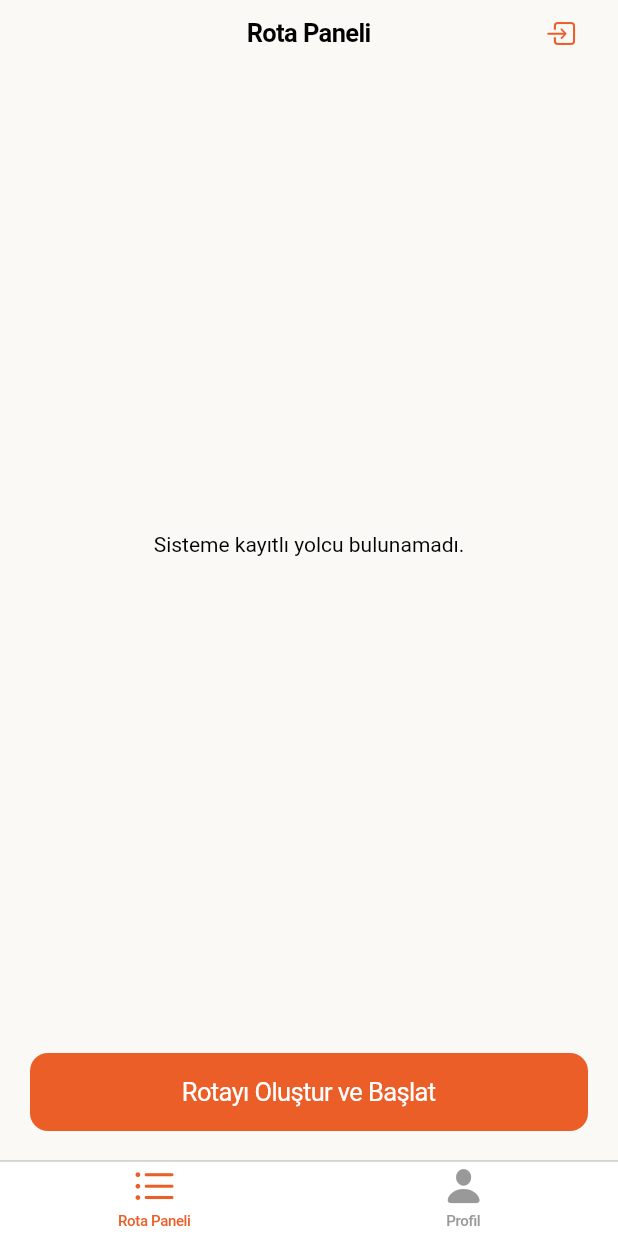
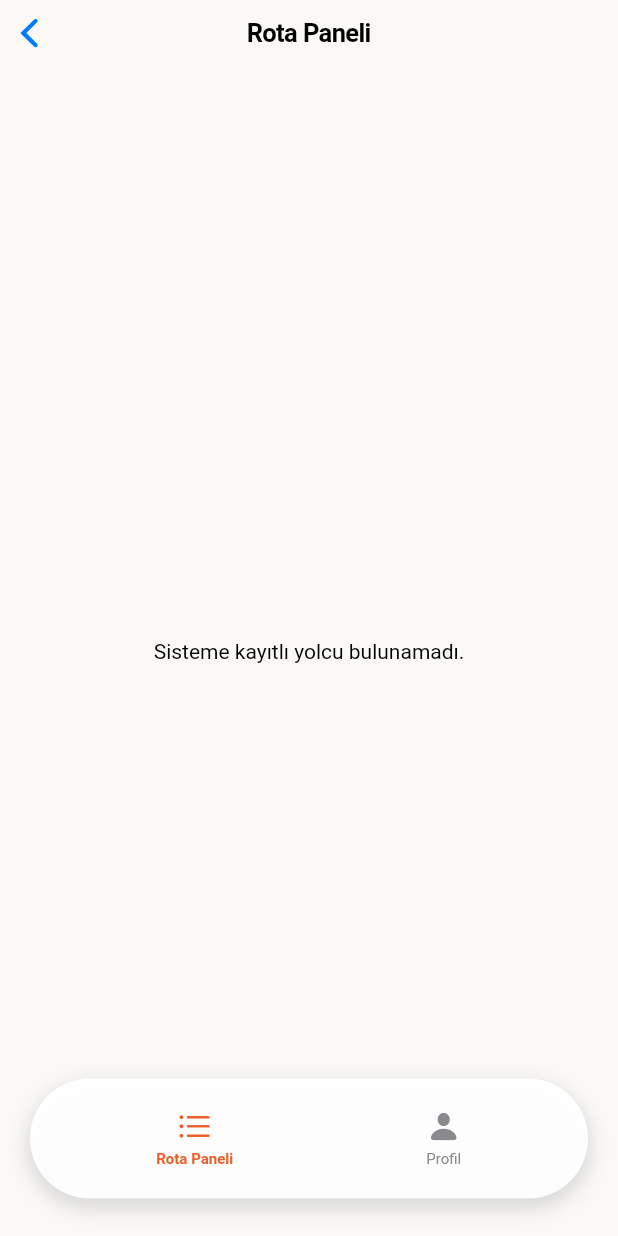
Before and after one commit to Bavsimus/SeyirServis, a Flutter app: the SurucuAnaSayfa screen opened directly, on a phone screen of 412 x 824 dp. Run offline on Flutter 3.47's test engine with Material 3 defaults, Android fonts, the phone set to English and light mode, and no system bars; our stand-ins replace cloud_firestore, firebase_auth, firebase_core, flutter_map, latlong2, location; accounts and stored records are empty.

Commit message:
navbar fix

```diff
--- a/seyirservis/lib/screens/surucu_ana_sayfa.dart
+++ b/seyirservis/lib/screens/surucu_ana_sayfa.dart
@@ -1,42 +1,123 @@
 import 'package:flutter/cupertino.dart';
 import 'package:seyirservis/screens/surucu_sayfasi.dart';
 import 'package:seyirservis/screens/surucu_profil_sayfasi.dart';
+import 'package:seyirservis/styles/app_colors.dart';
 
-class SurucuAnaSayfa extends StatelessWidget {
+class SurucuAnaSayfa extends StatefulWidget {
   const SurucuAnaSayfa({super.key});
 
   @override
+  State<SurucuAnaSayfa> createState() => _SurucuAnaSayfaState();
+}
+
+class _SurucuAnaSayfaState extends State<SurucuAnaSayfa> {
+  int _selectedIndex = 0;
+
+  final List<Widget> _pages = [
+    const SurucuSayfasi(),
+    const SurucuProfilSayfasi(),
+  ];
+
+  @override
   Widget build(BuildContext context) {
-    return CupertinoTabScaffold(
-      tabBar: CupertinoTabBar(
-        items: const <BottomNavigationBarItem>[
-          BottomNavigationBarItem(
-            icon: Icon(CupertinoIcons.list_bullet),
-            label: 'Rota Paneli',
+    return CupertinoPageScaffold(
+      backgroundColor: AppColors.scaffoldBackground.resolveFrom(context),
+      child: Stack(
+        children: [
+          IndexedStack(
+            index: _selectedIndex,
+            children: _pages,
           ),
-          BottomNavigationBarItem(
-            icon: Icon(CupertinoIcons.person_fill),
-            label: 'Profil',
+          Positioned(
+            left: 20,
+            right: 20,
+            bottom: 25,
+            child: _buildCustomTabBar(context),
           ),
         ],
       ),
-      tabBuilder: (BuildContext context, int index) {
-        // Hangi sekmeye tıklandıysa, o sekmeye ait tam bir sayfa oluşturulur.
-        switch (index) {
-          case 0:
-            return CupertinoTabView(builder: (context) {
-              return const SurucuSayfasi();
-            });
-          case 1:
-            return CupertinoTabView(builder: (context) {
-              return const SurucuProfilSayfasi();
-            });
-          default:
-            return CupertinoTabView(builder: (context) {
-              return const SurucuSayfasi();
-            });
-        }
+    );
+  }
+
+  Widget _buildCustomTabBar(BuildContext context) {
+    final bool isDarkMode = CupertinoTheme.of(context).brightness == Brightness.dark;
+    final Color activeColor = AppColors.primary.resolveFrom(context);
+    final Color inactiveColor = AppColors.secondaryText.resolveFrom(context);
+
+    return Container(
+      padding: const EdgeInsets.symmetric(horizontal: 20, vertical: 12),
+      decoration: BoxDecoration(
+        color: AppColors.widgetBackground.resolveFrom(context).withOpacity(0.95),
+        borderRadius: BorderRadius.circular(50.0),
+        boxShadow: [
+          BoxShadow(
+            color: isDarkMode ? CupertinoColors.black.withOpacity(0.4) : CupertinoColors.systemGrey.withOpacity(0.3),
+            spreadRadius: 2,
+            blurRadius: 10,
+            offset: const Offset(0, 5),
+          ),
+        ],
+      ),
+      child: Row(
+        mainAxisAlignment: MainAxisAlignment.spaceAround,
+        children: <Widget>[
+          _buildTabItem(
+            icon: CupertinoIcons.list_bullet,
+            label: 'Rota Paneli',
+            index: 0,
+            activeColor: activeColor,
+            inactiveColor: inactiveColor,
+          ),
+          _buildTabItem(
+            icon: CupertinoIcons.person_fill,
+            label: 'Profil',
+            index: 1,
+            activeColor: activeColor,
+            inactiveColor: inactiveColor,
+          ),
+        ],
+      ),
+    );
+  }
+
+  Widget _buildTabItem({
+    required IconData icon,
+    required String label,
+    required int index,
+    required Color activeColor,
+    required Color inactiveColor,
+  }) {
+    final bool isSelected = _selectedIndex == index;
+    return GestureDetector(
+      onTap: () {
+        setState(() {
+          _selectedIndex = index;
+        });
       },
+      behavior: HitTestBehavior.opaque,
+      child: AnimatedContainer(
+        duration: const Duration(milliseconds: 200),
+        padding: const EdgeInsets.all(8),
+        child: Column(
+          mainAxisSize: MainAxisSize.min,
+          children: [
+            Icon(
+              icon,
+              color: isSelected ? activeColor : inactiveColor,
+              size: 24,
+            ),
+            const SizedBox(height: 4),
+            Text(
+              label,
+              style: TextStyle(
+                color: isSelected ? activeColor : inactiveColor,
+                fontSize: 10,
+                fontWeight: isSelected ? FontWeight.w600 : FontWeight.normal,
+              ),
+            )
+          ],
+        ),
+      ),
     );
   }
 }
--- a/seyirservis/lib/screens/surucu_profil_sayfasi.dart
+++ b/seyirservis/lib/screens/surucu_profil_sayfasi.dart
@@ -22,15 +22,16 @@
 
   @override
   Widget build(BuildContext context) {
-    return CupertinoPageScaffold(
-      navigationBar: CupertinoNavigationBar(
+    // Sayfa artık bir tab içinde gösterildiği için, kendi Scaffold'u yerine
+    // içeriği ve üst navigasyon barını bir Column içinde döndürüyoruz.
+    return Column(
+      children: [
+        CupertinoNavigationBar(
           middle: const Text('Sürücü Profili'),
-        // Güvenli çıkış butonu buraya eklendi
           trailing: CupertinoButton(
             padding: EdgeInsets.zero,
             onPressed: () async {
               await _authService.signOut();
-            // rootNavigator: true, tüm tab yapısını kapatıp giriş sayfasına döner
               Navigator.of(context, rootNavigator: true).pushAndRemoveUntil(
                 CupertinoPageRoute(builder: (context) => const GirisSayfasi()),
                 (route) => false,
@@ -39,9 +40,12 @@
             child: const Icon(CupertinoIcons.square_arrow_right),
           ),
         ),
+        Expanded(
           child: Center(
             child: Text('Hoş Geldin, ${_currentUser?.displayName ?? 'Sürücü'}!'),
           ),
+        ),
+      ],
     );
   }
 }
--- a/seyirservis/lib/screens/surucu_sayfasi.dart
+++ b/seyirservis/lib/screens/surucu_sayfasi.dart
@@ -1,6 +1,5 @@
 import 'package:cloud_firestore/cloud_firestore.dart';
 import 'package:flutter/cupertino.dart';
-import 'package:seyirservis/screens/giris_sayfasi.dart';
 import 'package:seyirservis/services/auth_service.dart';
 import 'package:seyirservis/styles/app_colors.dart';
 
@@ -16,24 +15,13 @@
 
   @override
   Widget build(BuildContext context) {
-    return CupertinoPageScaffold(
-      navigationBar: CupertinoNavigationBar(
-        middle: const Text('Rota Paneli'),
-        // Güvenli çıkış butonu buraya da eklendi
-        trailing: CupertinoButton(
-          padding: EdgeInsets.zero,
-          onPressed: () async {
-            await _authService.signOut();
-            Navigator.of(context, rootNavigator: true).pushAndRemoveUntil(
-              CupertinoPageRoute(builder: (context) => const GirisSayfasi()),
-              (route) => false,
-            );
-          },
-          child: const Icon(CupertinoIcons.square_arrow_right),
+    // Sayfa artık bir tab içinde gösterildiği için, kendi Scaffold'u yerine
+    // içeriği ve üst navigasyon barını bir Column içinde döndürüyoruz.
+    return Column(
+      children: [
+        const CupertinoNavigationBar(
+          middle: Text('Rota Paneli'),
         ),
-      ),
-      child: Column(
-        children: [
         Expanded(
           child: FutureBuilder<List<QueryDocumentSnapshot>>(
             future: _authService.getPassengers(),
@@ -50,15 +38,31 @@
 
               final passengers = snapshot.data!;
 
+              // ListView'ı tüm içeriği kapsayacak şekilde güncelliyoruz.
               return ListView(
+                padding: const EdgeInsets.symmetric(horizontal: 16.0),
                 children: [
                   const SizedBox(height: 20),
-                    CupertinoListSection.insetGrouped(
-                      backgroundColor: AppColors.widgetBackground.resolveFrom(context),
-                      header: Text(
+                  // Başlık
+                  Padding(
+                    padding: const EdgeInsets.only(left: 8.0, bottom: 4.0),
+                    child: Text(
                       'BUGÜNÜN YOLCULARI (${passengers.length} KİŞİ)',
-                        style: TextStyle(color: AppColors.secondaryText.resolveFrom(context)),
+                      style: TextStyle(
+                        fontSize: 13,
+                        color: AppColors.secondaryText.resolveFrom(context),
                       ),
+                    ),
+                  ),
+                  // Yolcu listesi
+                  Container(
+                    decoration: BoxDecoration(
+                      color: AppColors.widgetBackground.resolveFrom(context),
+                      borderRadius: BorderRadius.circular(12.0),
+                    ),
+                    child: ClipRRect(
+                      borderRadius: BorderRadius.circular(12.0),
+                      child: Column(
                         children: passengers.map((doc) {
                           final data = doc.data() as Map<String, dynamic>;
                           final passengerName = data['displayName'] ?? 'İsimsiz Yolcu';
@@ -80,14 +84,11 @@
                           );
                         }).toList(),
                       ),
-                  ],
-                );
-              },
                     ),
                   ),
-          Padding(
-            padding: const EdgeInsets.fromLTRB(20, 20, 20, 20),
-            child: SizedBox(
+                  const SizedBox(height: 30), // Butonla liste arasına boşluk
+                  // Rota oluşturma butonu artık ListView'ın içinde
+                  SizedBox(
                     width: double.infinity,
                     child: CupertinoButton.filled(
                       child: const Text('Rotayı Oluştur ve Başlat'),
@@ -96,9 +97,14 @@
                       },
                     ),
                   ),
+                  // EN ÖNEMLİ KISIM: Alttaki navigasyon barı için boşluk
+                  const SizedBox(height: 120),
+                ],
+              );
+            },
+          ),
         ),
       ],
-      ),
     );
   }
 }
--- a/seyirservis/lib/widgets/auth_wrapper.dart
+++ b/seyirservis/lib/widgets/auth_wrapper.dart
@@ -6,6 +6,7 @@
 import 'package:seyirservis/screens/surucu_sayfasi.dart';
 import 'package:seyirservis/screens/yolcu_ana_sayfa.dart'; // Güncellendi
 import 'package:seyirservis/services/auth_service.dart';
+import 'package:seyirservis/screens/surucu_ana_sayfa.dart';
 
 class AuthWrapper extends StatelessWidget {
   const AuthWrapper({super.key});
@@ -37,7 +38,7 @@
               if (roleSnapshot.hasData) {
                 final role = roleSnapshot.data;
                 if (role == 'surucu') {
-                  return const SurucuSayfasi();
+                  return const SurucuAnaSayfa();
                 } else {
                   // Yolcuyu navbar içeren YolcuAnaSayfa'ya yönlendir
                   return const YolcuAnaSayfa();
```
Lines whose indentation alone changed are shown as unchanged.
